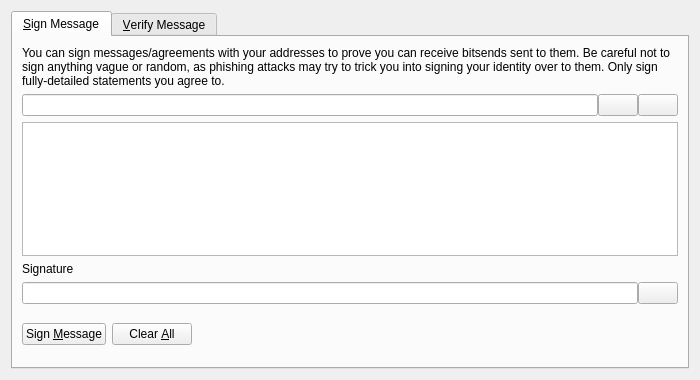
First picture: the form in src/qt/forms/signverifymessagedialog.ui, repository LIMXTEC/DUST, before the edit.
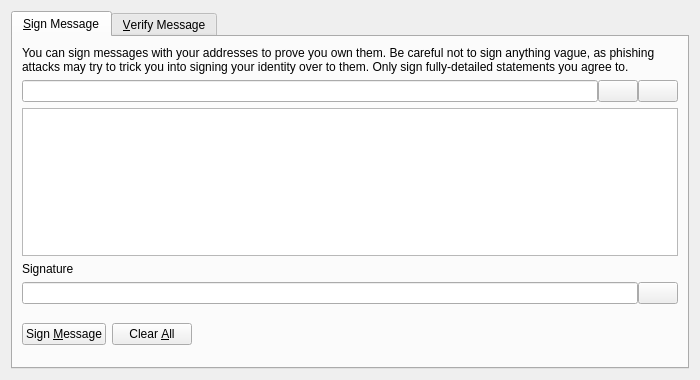
Second picture: the form after the edit. Icons and pictures are not drawn. Custom widgets are drawn as their Qt base class.

What changed in the file:
```diff
--- a/src/qt/forms/signverifymessagedialog.ui
+++ b/src/qt/forms/signverifymessagedialog.ui
@@ -30,7 +30,7 @@
        <item>
         <widget class="QLabel" name="infoLabel_SM">
          <property name="text">
-          <string>You can sign messages/agreements with your addresses to prove you can receive bitsends sent to them. Be careful not to sign anything vague or random, as phishing attacks may try to trick you into signing your identity over to them. Only sign fully-detailed statements you agree to.</string>
+          <string>You can sign messages with your addresses to prove you own them. Be careful not to sign anything vague, as phishing attacks may try to trick you into signing your identity over to them. Only sign fully-detailed statements you agree to.</string>
          </property>
          <property name="textFormat">
           <enum>Qt::PlainText</enum>
```
Left out of the diff: 9 changed lines with no effect on the pictures.
